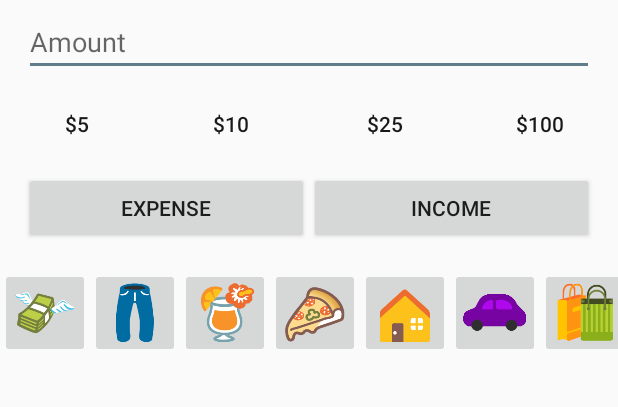
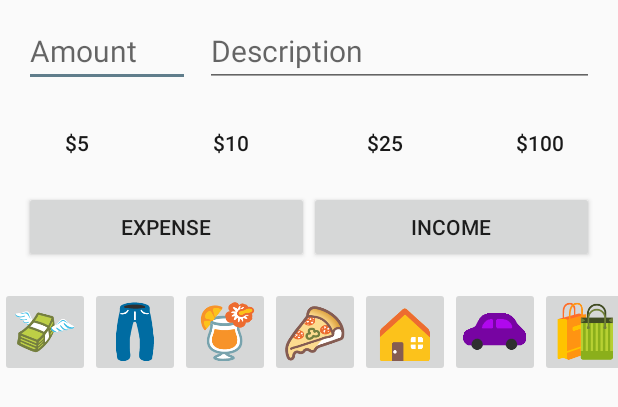
Before and after one commit to danifujii/Coute, an Android app: the layout add_transaction.xml on its own in the app's theme, with its tools: preview values and no code run, on a phone screen of 412 x 824 dp. Shown: the top 407 px of the screen. Run offline under Robolectric (Android 15) with nearby library versions, the phone set to English and light mode, and no system bars.

Commit message:
Agregada la descripción del gasto o ingreso en Transaccion (nueva version de DB)

```diff
--- a/app/src/main/java/com/example/daniel/projectnutella/ExpensesActivity.java
+++ b/app/src/main/java/com/example/daniel/projectnutella/ExpensesActivity.java
@@ -67,7 +67,7 @@ public class ExpensesActivity extends AppCompatActivity {
         Cursor c = db.getTransGroupedCat(pocketId, DbHelper.RANGES[range]);
         catsList = new ArrayList<>();
         while (c.moveToNext())
-            catsList.add(new Transaction(0,c.getString(0), "", 0, c.getInt(1), true));
+            catsList.add(new Transaction(0,c.getString(0), "", 0, c.getInt(1), true, ""));
 
         RecyclerView rv = (RecyclerView) findViewById(R.id.cats_recycler_view);
         rv.setHasFixedSize(true);
--- a/app/src/main/java/com/example/daniel/projectnutella/adapter/TransactionAdapter.java
+++ b/app/src/main/java/com/example/daniel/projectnutella/adapter/TransactionAdapter.java
@@ -50,6 +50,7 @@ public class TransactionAdapter extends RecyclerView.Adapter<TransactionAdapter.
 
         holder.iv.setImageDrawable(CategoryManager.getImage(act,t.getCat()));
         holder.amountTv.setText(t.getAmount());
+        holder.descrTv.setText(t.getDescr());
         if (t.getIsIncome())
             holder.amountTv.setTextColor(ContextCompat.getColor(holder.amountTv.getContext(),R.color.colorIncome));
         else holder.amountTv.setTextColor(ContextCompat.getColor(holder.amountTv.getContext(),R.color.colorExpense));
@@ -98,12 +99,14 @@ public class TransactionAdapter extends RecyclerView.Adapter<TransactionAdapter.
         protected ImageView iv;
         protected TextView amountTv;
         protected RelativeLayout rl;
+        protected TextView descrTv;
 
         public TransactionViewHolder(View v){
             super(v);
             rl = (RelativeLayout) v.findViewById(R.id.trans_relative_layout);
             iv = (ImageView) v.findViewById(R.id.cat_image_view);
             amountTv = (TextView) v.findViewById(R.id.t_amount_text_view);
+            descrTv = (TextView) v.findViewById(R.id.t_descr_text_view);
         }
     }
 }
--- a/app/src/main/java/com/example/daniel/projectnutella/data/DbHelper.java
+++ b/app/src/main/java/com/example/daniel/projectnutella/data/DbHelper.java
@@ -12,7 +12,7 @@ import android.util.Log;
  */
 public class DbHelper extends SQLiteOpenHelper {
 
-    public static final int DATABASE_VERSION = 4;
+    public static final int DATABASE_VERSION = 5;
     public static final String DATABASE_NAME = "Nutella.db";
 
     //TABLE COLUMNS
@@ -29,6 +29,7 @@ public class DbHelper extends SQLiteOpenHelper {
             + Tables.COLUMN_ID + " integer PRIMARY KEY AUTOINCREMENT NOT NULL UNIQUE,"
             + Tables.COLUMN_TRANS_AMOUNT + " real NOT NULL,"
             + Tables.COLUMN_TRANS_INCOME + " boolean NOT NULL,"
+            + Tables.COLUMN_TRANS_DESCR + " text NOT NULL, "
             + Tables.COLUMN_TRANS_DATE + " date NOT NULL,"
             + Tables.COLUMN_TRANS_FK_POCKET + " integer NOT NULL,"
             + Tables.COLUMN_TRANS_FK_CAT + " integer NOT NULL,"
@@ -81,10 +82,10 @@ public class DbHelper extends SQLiteOpenHelper {
     public void insertTransaction(Transaction t){
         SQLiteDatabase db = getWritableDatabase();
         ContentValues values = new ContentValues();
-        Log.d("DBHELPER",t.getAmount());
         values.put(Tables.COLUMN_TRANS_AMOUNT,t.getAmount());
         values.put(Tables.COLUMN_TRANS_DATE,t.getDate());
         values.put(Tables.COLUMN_TRANS_FK_CAT,t.getCat());
+        values.put(Tables.COLUMN_TRANS_DESCR,t.getDescr());
         values.put(Tables.COLUMN_TRANS_FK_POCKET,t.getPocket());
         values.put(Tables.COLUMN_TRANS_INCOME,t.getIsIncome());
         db.insert(Tables.TABLE_NAME_TRANS,null,values);
@@ -205,6 +206,7 @@ public class DbHelper extends SQLiteOpenHelper {
         public static String COLUMN_TRANS_AMOUNT = "amount";
         public static String COLUMN_TRANS_INCOME = "income";
         public static String COLUMN_TRANS_DATE = "dat";
+        public static String COLUMN_TRANS_DESCR = "description";
         public static String COLUMN_TRANS_FK_POCKET = "_id_pocket";
         public static String COLUMN_TRANS_FK_CAT = "_id_cat";
 
--- a/app/src/main/res/layout/add_transaction.xml
+++ b/app/src/main/res/layout/add_transaction.xml
@@ -4,18 +4,40 @@
     android:layout_height="match_parent"
     android:orientation="vertical">
 
+    <LinearLayout
+        android:paddingTop="10dp"
+        android:layout_width="match_parent"
+        android:layout_height="wrap_content"
+        android:orientation="horizontal">
+
         <EditText
-        android:layout_width="match_parent"
+            android:layout_width="0dp"
             android:layout_height="wrap_content"
             android:id="@+id/amount_edit_text"
             android:hint="@string/amount_hint"
             android:layout_gravity="center_horizontal"
             android:singleLine="true"
             android:layout_marginLeft="@dimen/activity_horizontal_margin"
-        android:layout_marginRight="@dimen/activity_horizontal_margin"
+            android:layout_marginRight="10dp"
             android:layout_marginTop="5dp"
             android:inputType="numberDecimal"
-        android:textSize="18sp" />
+            android:textSize="20sp"
+            android:layout_weight="3"/>
+
+        <EditText
+            android:id="@+id/descr_edit_text"
+            android:layout_width="0dp"
+            android:layout_height="wrap_content"
+            android:hint="@string/descr_hint"
+            android:singleLine="true"
+            android:layout_weight="7"
+            android:textSize="20sp"
+            android:layout_marginRight="@dimen/activity_horizontal_margin"
+            />
+
+    </LinearLayout>
+
+
 
     <LinearLayout
         android:orientation="horizontal"
--- a/app/src/main/res/values/strings.xml
+++ b/app/src/main/res/values/strings.xml
@@ -13,6 +13,7 @@
     <string name="next">Continue</string>
     <string name="expense">Expense</string>
     <string name="income">Income</string>
+    <string name="descr_hint">Description</string>
 
     <!-- MESSAGES -->
     <string name="add_pocket_dialog">Insert pocket\'s name:</string>
```
Also changed, not shown: app/src/main/java/com/example/daniel/projectnutella/PocketActivity.java (+7 -4 lines), app/src/main/java/com/example/daniel/projectnutella/data/Transaction.java (+7 -1 lines), app/src/main/res/layout/transaction_layout.xml (+14 -1 lines). Lines whose indentation alone changed are shown as unchanged.
